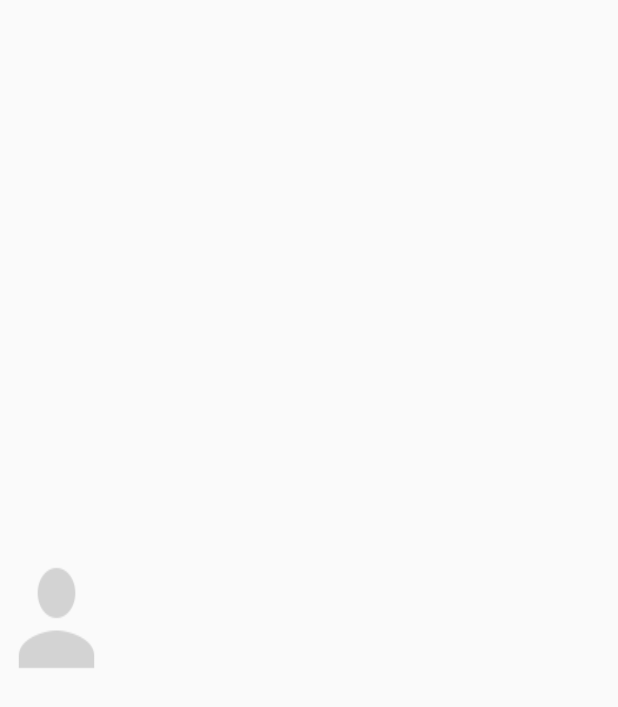
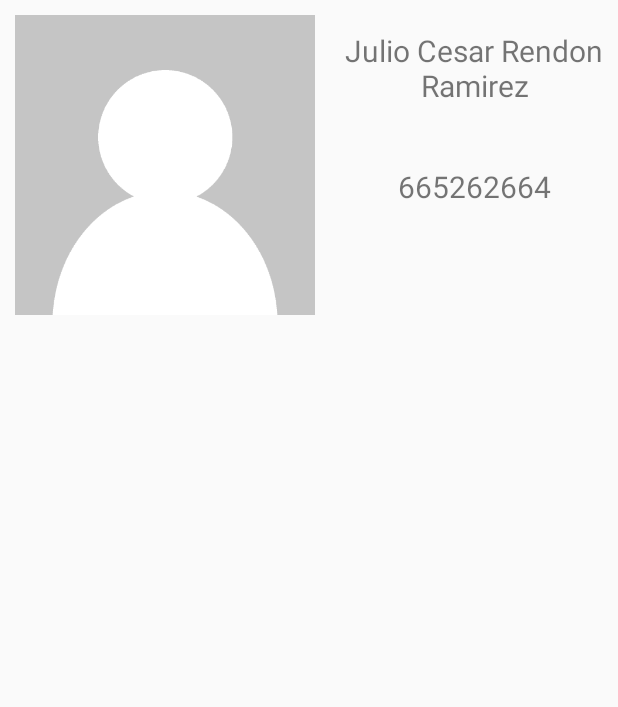
Before and after one commit to juliorendon/speedtouch, an Android app: the layout contact_item.xml on its own in the app's theme, with its tools: preview values and no code run, on a phone screen of 412 x 824 dp. Shown: the top 707 px of the screen. Run offline under Robolectric (Android 15) with nearby library versions, the phone set to English and light mode, and no system bars.

Commit message:
basic functionality ready. Almost finished

```diff
--- a/app/build.gradle
+++ b/app/build.gradle
@@ -24,4 +24,6 @@ dependencies {
     testCompile 'junit:junit:4.12'
     compile 'com.android.support:appcompat-v7:23.1.0'
     compile 'com.android.support:design:23.1.0'
+    compile 'com.soundcloud.android:android-crop:1.0.1@aar'
+
 }
--- a/app/src/main/res/layout/contact_item.xml
+++ b/app/src/main/res/layout/contact_item.xml
@@ -1,41 +1,39 @@
 <?xml version="1.0" encoding="utf-8"?>
-<LinearLayout xmlns:android="http://schemas.android.com/apk/res/android"
+<RelativeLayout xmlns:android="http://schemas.android.com/apk/res/android"
     android:orientation="horizontal"
     android:layout_width="match_parent"
     android:layout_height="match_parent">
 
     <ImageView
         android:id="@+id/contact_image"
-        android:layout_width="100dp"
-        android:layout_gravity="center_vertical"
-        android:layout_height="100dp"
-        android:padding="10dp"
-        android:background="@drawable/ic_default_image"
-        android:backgroundTint="@color/gray"
-        android:layout_weight="1" />
+        android:layout_width="200dp"
+        android:layout_height="200dp"
+        android:layout_margin="10dp"
+        android:src="@drawable/ic_default_image" />
 
-    <LinearLayout xmlns:android="http://schemas.android.com/apk/res/android"
-        android:orientation="vertical"
-        android:layout_weight="3"
-        android:layout_width="match_parent"
-        android:layout_height="match_parent">
 
     <TextView
         android:id="@+id/name"
+        android:layout_alignTop="@id/contact_image"
+        android:layout_toRightOf="@id/contact_image"
         android:layout_width="fill_parent"
         android:layout_height="wrap_content"
+        android:textAlignment="center"
         android:padding="10dp"
         android:textSize="20dp"
-                android:layout_weight="2" />
+        android:text="Julio Cesar Rendon Ramirez" />
 
     <TextView
         android:id="@+id/number"
+        android:padding="10dp"
+        android:layout_marginTop="20dp"
         android:layout_width="fill_parent"
         android:layout_height="wrap_content"
-                android:layout_weight="1"
-                android:textSize="20dp"
-                android:padding="10dp" />
+        android:layout_alignLeft="@+id/name"
+        android:layout_below="@+id/name"
+        android:textAlignment="center"
+        android:text="665262664"
+        android:textSize="20dp" />
 
-    </LinearLayout>
 
-</LinearLayout>
+</RelativeLayout>
```
Also changed, not shown: app/src/main/AndroidManifest.xml (+15 -0 lines), app/src/main/java/jotace/org/speedtouch/AddActivity.java (added, +93 -0 lines), app/src/main/java/jotace/org/speedtouch/MainActivity.java (+10 -5 lines), app/src/main/res/layout/activity_add.xml (added, +65 -0 lines), app/src/main/res/layout/activity_contact_main.xml (added, +34 -0 lines), app/src/main/res/values/strings.xml (+8 -0 lines), app/src/main/res/drawable-hdpi/ic_default_image.png, app/src/main/res/drawable-ldpi/ic_default_image.png, app/src/main/res/drawable-mdpi/ic_default_image.png, app/src/main/res/drawable-xhdpi/ic_default_image.png, app/src/main/res/drawable-xxhdpi/ic_default_image.png, app/src/main/res/drawable-xxxhdpi/ic_default_image.png, 1 other file. Lines whose indentation alone changed are shown as unchanged.
